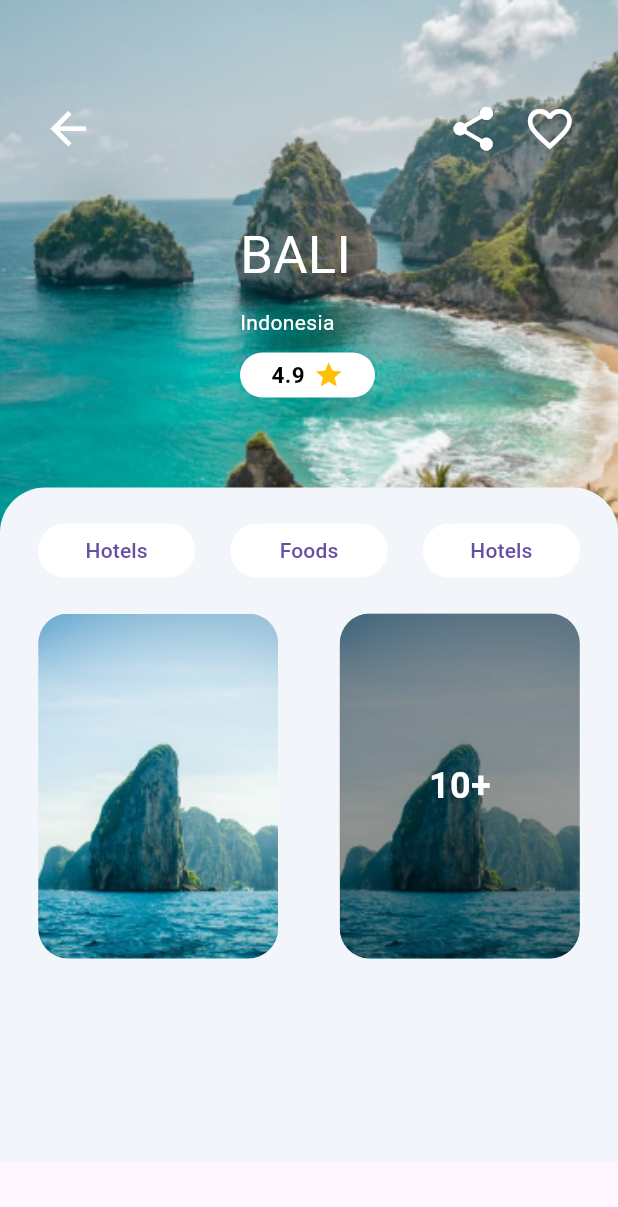
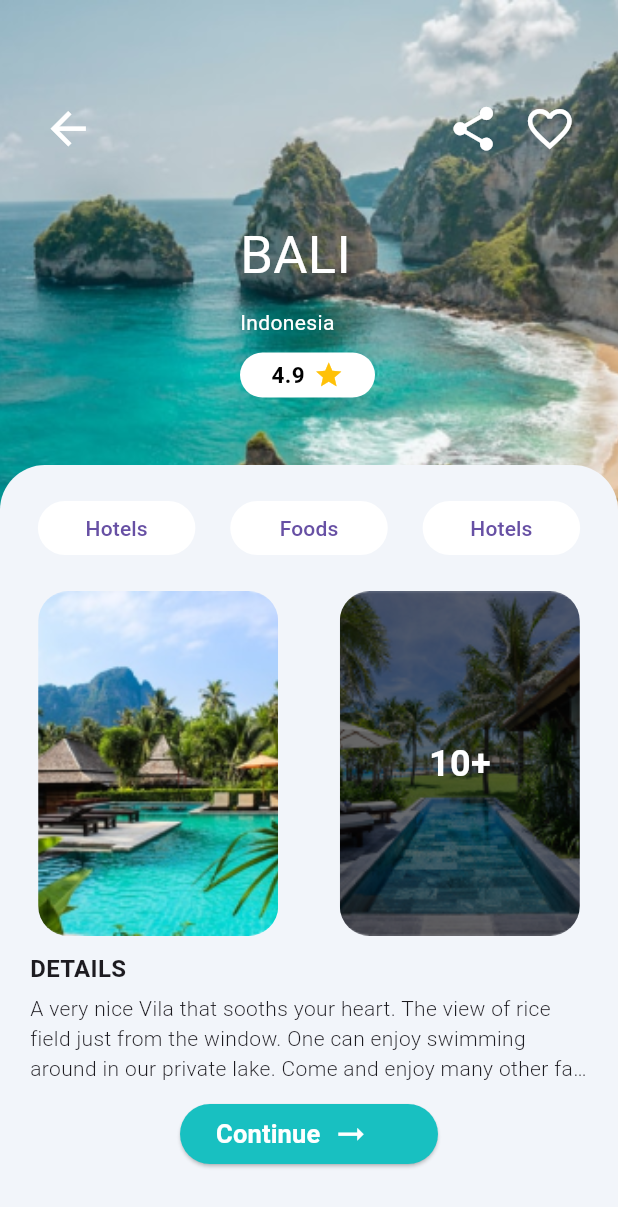
Before and after one commit to mollik001/ui-travel-hotel-booking, a Flutter app: the screen it shows after launch, on a phone screen of 412 x 824 dp. Shown: the top 1207 px of the screen. Run offline on Flutter 3.47's test engine with Material 3 defaults, Android fonts, the light colour scheme and no system bars; our stand-ins replace get.

Commit message:
2nd page done

```diff
--- a/lib/app/modules/home/views/secondPage.dart
+++ b/lib/app/modules/home/views/secondPage.dart
@@ -113,9 +113,10 @@ class SecondPage extends GetView<HomeController> {
           ),
           // Container below the image
           Positioned(
-            top: 325, // Adjust the position as needed
+            top: 310, // Adjust the position as needed
             left: 0,
             right: 0,
+            bottom: 0,
             child: Container(
               height: 450, // Adjust the height as needed
               decoration: const BoxDecoration(
@@ -133,6 +134,7 @@ class SecondPage extends GetView<HomeController> {
                     right: 10,
                     child: Column(
                       mainAxisAlignment: MainAxisAlignment.start,
+                      crossAxisAlignment: CrossAxisAlignment.start,
                       children: [
                         Row(
                           mainAxisAlignment: MainAxisAlignment
@@ -242,7 +244,7 @@ class SecondPage extends GetView<HomeController> {
                               child: ClipRRect(
                                 borderRadius: BorderRadius.circular(20),
                                 child: Image.asset(
-                                  'assets/images/home.png',
+                                  'assets/images/mp1.png',
                                   fit: BoxFit.cover,
                                 ),
                               ),
@@ -256,7 +258,7 @@ class SecondPage extends GetView<HomeController> {
                               decoration: BoxDecoration(
                                 borderRadius: BorderRadius.circular(20),
                                 image: const DecorationImage(
-                                  image: AssetImage('assets/images/home.png'),
+                                  image: AssetImage('assets/images/mp2.png'),
                                   fit: BoxFit.cover,
                                 ),
                               ),
@@ -267,7 +269,7 @@ class SecondPage extends GetView<HomeController> {
                                       decoration: BoxDecoration(
                                         borderRadius: BorderRadius.circular(20),
                                         color: Colors.black
-                                            .withOpacity(0.4), // Dark overlay
+                                            .withOpacity(0.1), // Dark overlay
                                       ),
                                     ),
                                   ),
@@ -285,6 +287,59 @@ class SecondPage extends GetView<HomeController> {
                               ),
                             ),
                           ],
+                        ),
+                        const SizedBox(
+                          height: 10,
+                        ),
+                        const Padding(
+                          padding: EdgeInsets.only(left: 10),
+                          child: Text(
+                            'DETAILS',
+                            style: TextStyle(
+                                fontWeight: FontWeight.bold, fontSize: 16),
+                          ),
+                        ),
+                        const SizedBox(
+                          height: 5,
+                        ),
+                        const Padding(
+                          padding: EdgeInsets.only(left: 10, right: 10),
+                          child: Text(
+                            'A very nice Vila that sooths your heart. The view of rice field just from the window. One can enjoy swimming around in our private lake. Come and enjoy many other facilities that you will remember for the rest of your life.',
+                            maxLines: 3,
+                            overflow: TextOverflow.ellipsis,
+                            style: TextStyle(
+                                fontSize: 14, fontWeight: FontWeight.w300),
+                          ),
+                        ),
+                        Padding(
+                          padding: const EdgeInsets.symmetric(
+                              horizontal: 110, vertical: 10),
+                          child: ElevatedButton(
+                            onPressed: () {},
+                            style: const ButtonStyle(
+                                backgroundColor: MaterialStatePropertyAll(
+                                    AppColor.btnColor)),
+                            child: const Row(
+                              children: [
+                                Text(
+                                  'Continue',
+                                  style: TextStyle(
+                                      color: Colors.white,
+                                      fontSize: 17,
+                                      fontWeight: FontWeight.w600),
+                                ),
+                                SizedBox(
+                                  width: 8,
+                                ),
+                                Icon(
+                                  Icons.arrow_right_alt,
+                                  color: Colors.white,
+                                  size: 25,
+                                )
+                              ],
+                            ),
+                          ),
                         )
                       ],
                     ),
```
Also changed, not shown: assets/images/mp1.png (added), assets/images/mp2.png (added).
